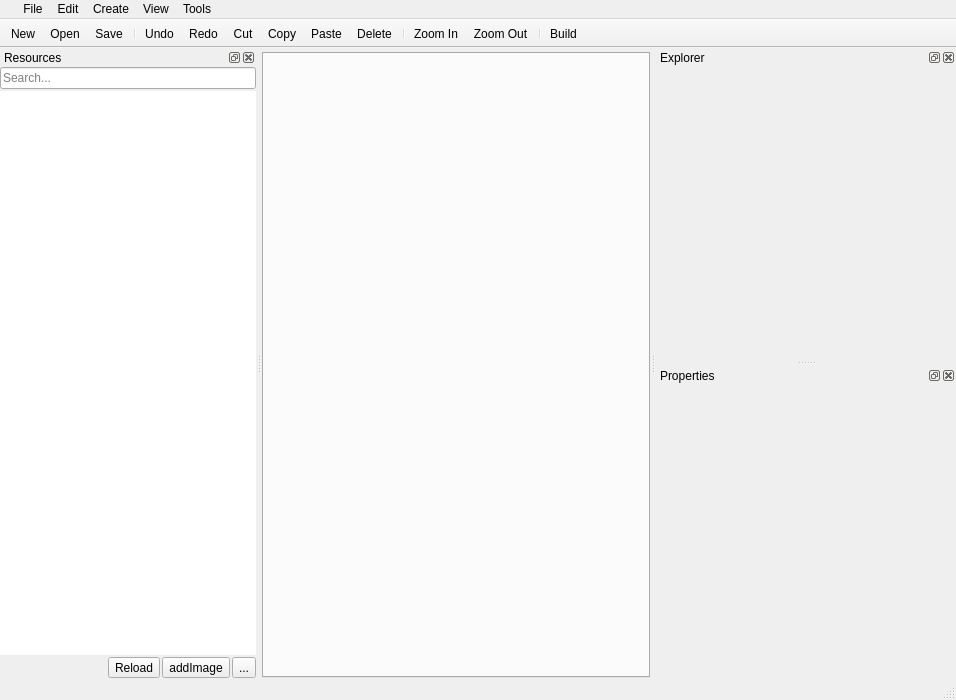
The window that src/window.ui (ooflet/Mi-Create) describes before a commit, drawn with Qt 5.
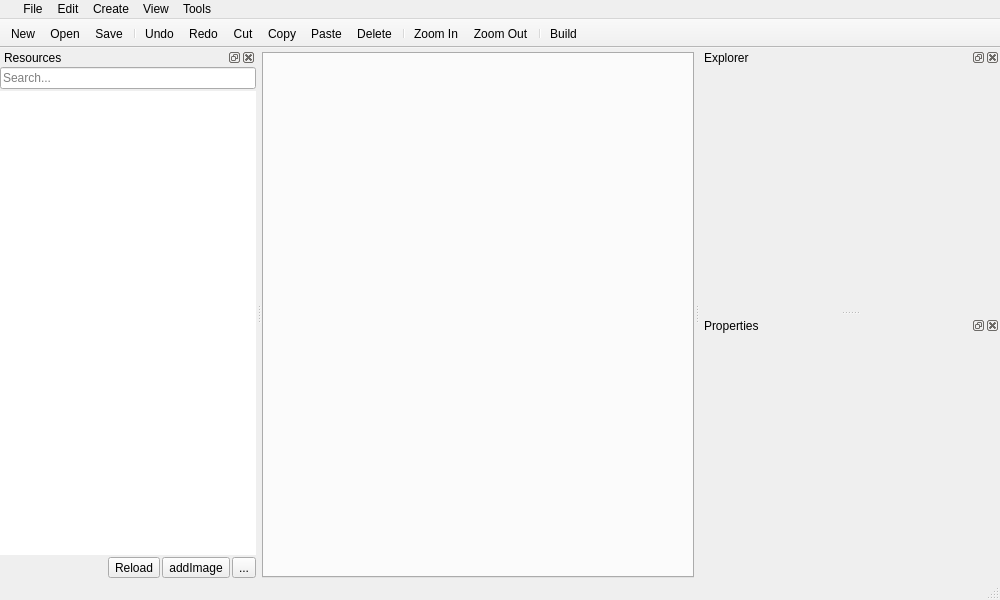
The same window after the commit. Icons and pictures are not drawn.

What changed in the file:
```diff
--- a/src/window.ui
+++ b/src/window.ui
@@ -6,8 +6,8 @@
    <rect>
     <x>0</x>
     <y>0</y>
-    <width>956</width>
-    <height>700</height>
+    <width>1000</width>
+    <height>600</height>
    </rect>
   </property>
   <property name="sizePolicy">
@@ -18,8 +18,8 @@
   </property>
   <property name="minimumSize">
    <size>
-    <width>550</width>
-    <height>550</height>
+    <width>1000</width>
+    <height>600</height>
    </size>
   </property>
   <property name="windowTitle">
@@ -87,8 +87,8 @@
     <rect>
      <x>0</x>
      <y>0</y>
-     <width>956</width>
-     <height>22</height>
+     <width>1000</width>
+     <height>21</height>
     </rect>
    </property>
    <property name="contextMenuPolicy">
```
